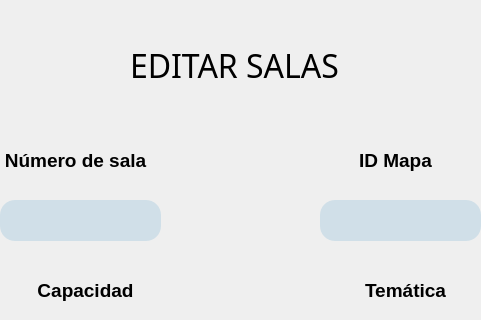
Above: src/vista/ui/ActualizarSalas.ui from eperec03/museo before the change; both pictures show x 160 to 641 and y 0 to 320 of the 800 by 600 pixel window. Below: the same form after it.
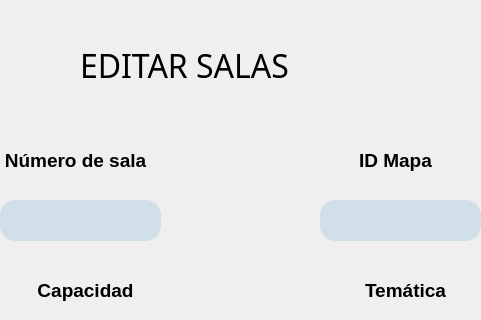
That is the form after the change.

The edit to the form file:
```diff
--- a/src/vista/ui/ActualizarSalas.ui
+++ b/src/vista/ui/ActualizarSalas.ui
@@ -17,9 +17,9 @@
    <widget class="QLabel" name="Titulo">
     <property name="geometry">
      <rect>
-      <x>290</x>
+      <x>240</x>
       <y>20</y>
-      <width>231</width>
+      <width>321</width>
       <height>91</height>
      </rect>
     </property>
```
Left out of the diff: 58 changed lines with no effect on the pictures.
